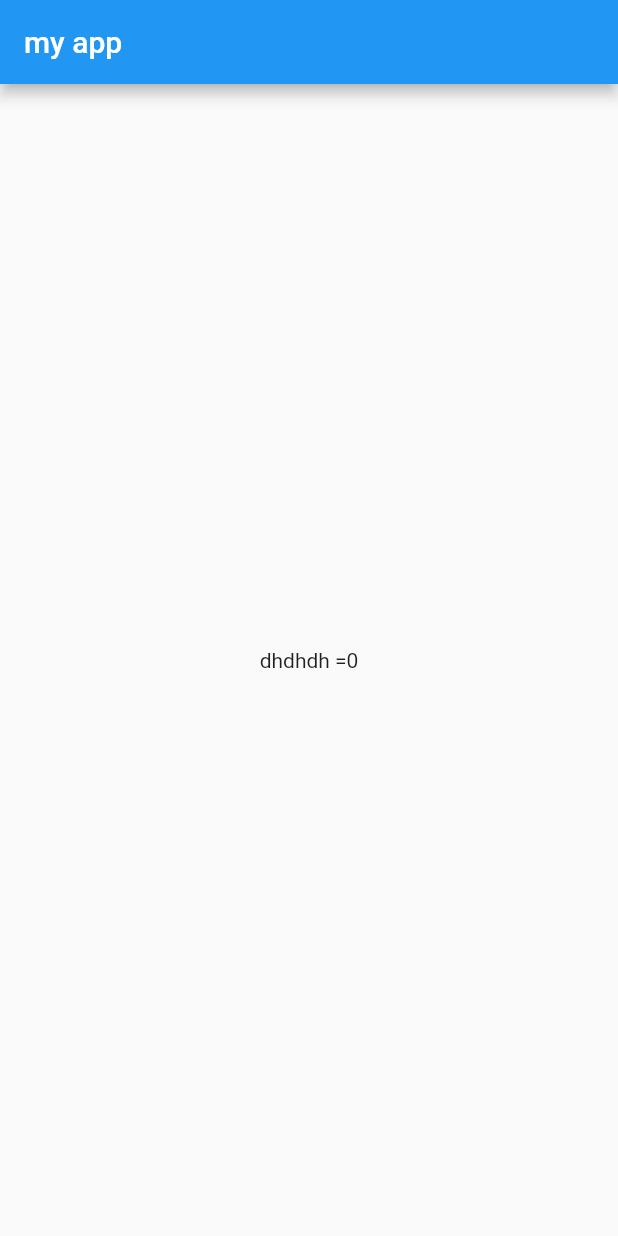
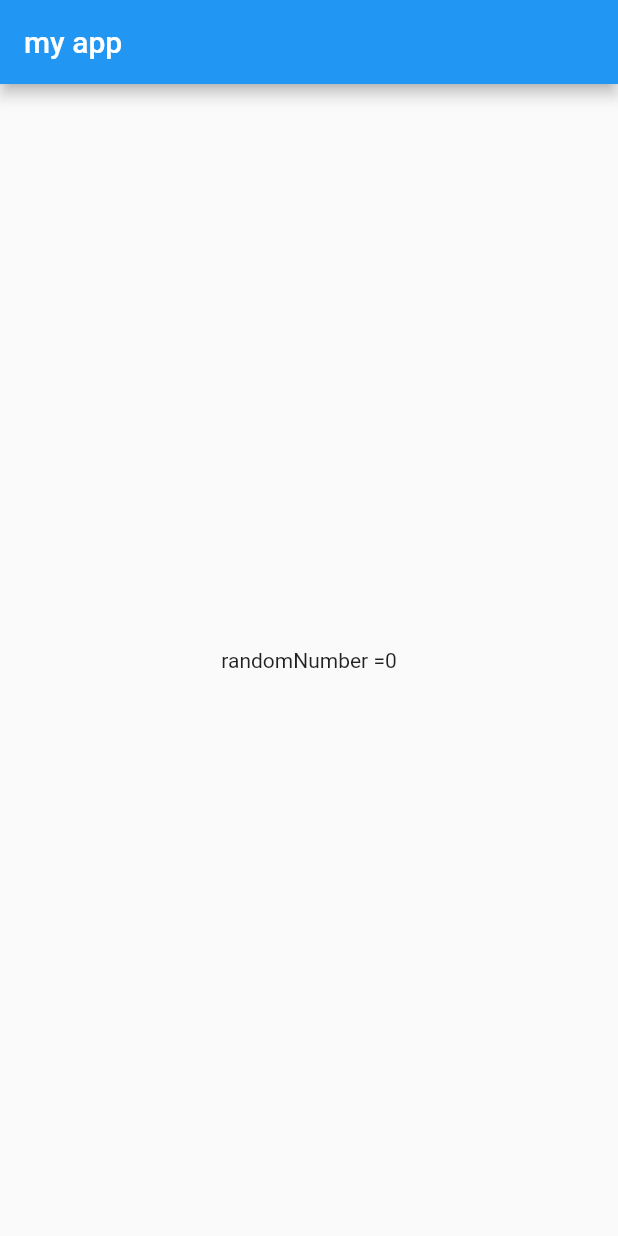
Before and after one commit to hardikothiya/RandomNumber, a Flutter app: the screen it shows after launch, on a phone screen of 412 x 824 dp. Run offline on Flutter 3.47's test engine with Material 2 defaults, Android fonts, the phone set to English and light mode, and no system bars.

Commit message:
Update main.dart

```diff
--- a/lib/main.dart
+++ b/lib/main.dart
@@ -15,7 +15,7 @@ class homepage extends StatelessWidget {
               title:const Text("my app"),
             ),
           body:  Center(
-            child: Text('dhdhdh =${randomNumber()}'),
+            child: Text('randomNumber =${randomNumber()}'),
           ),
         ),
 
```
